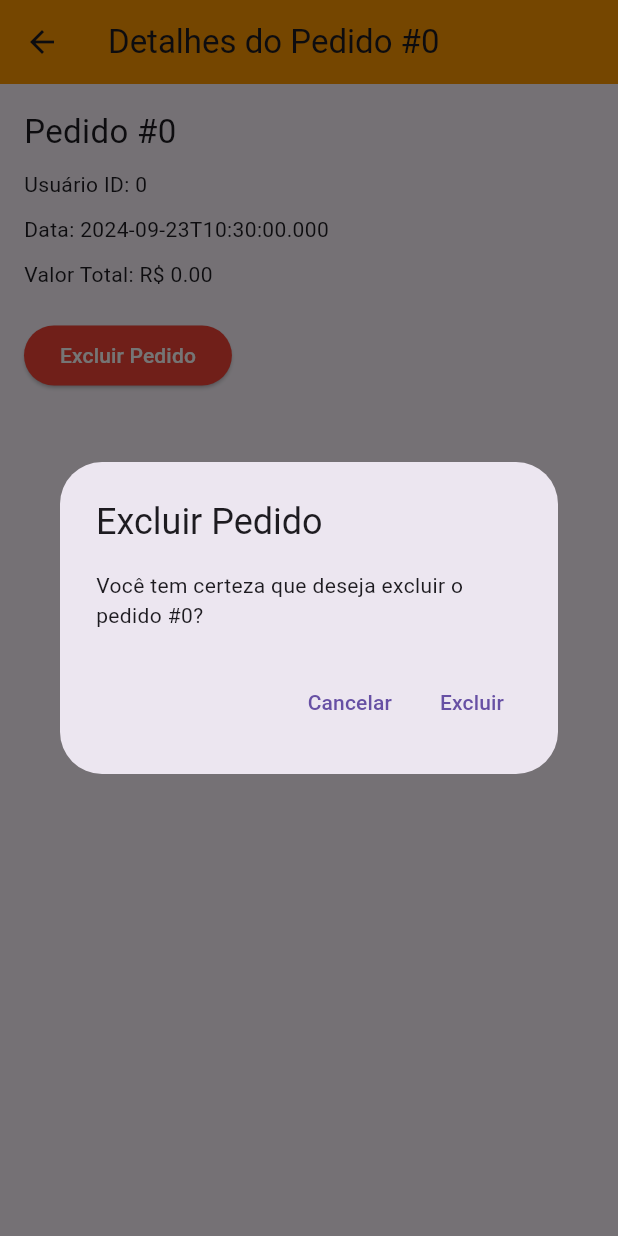
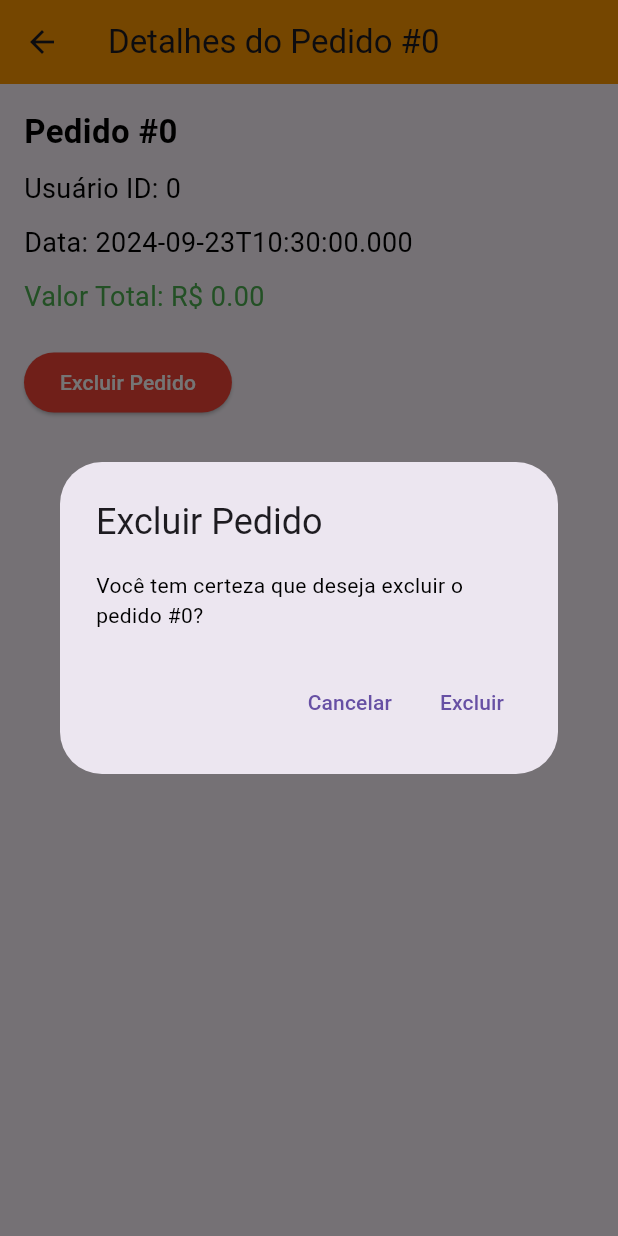
Before and after one commit to Dev-Toledo/projeto, a Flutter app: the DetalhesPedidoView screen opened directly with empty values, after a tap on "Excluir Pedido", on a phone screen of 412 x 824 dp. Run offline on Flutter 3.47's test engine with Material 3 defaults, Android fonts, the phone set to English and light mode, and no system bars; our stand-ins replace device_preview, sqflite; accounts and stored records are empty.

```diff
--- a/lib/view/detalhes_pedido_view.dart
+++ b/lib/view/detalhes_pedido_view.dart
@@ -8,7 +8,11 @@ class DetalhesPedidoView extends StatelessWidget {
   final Pedido pedido;
   final VoidCallback onDelete;
 
-  const DetalhesPedidoView({required this.pedido, required this.onDelete, super.key});
+  const DetalhesPedidoView({
+    required this.pedido,
+    required this.onDelete,
+    super.key,
+  });
 
   @override
   Widget build(BuildContext context) {
@@ -22,13 +26,16 @@ class DetalhesPedidoView extends StatelessWidget {
         child: Column(
           crossAxisAlignment: CrossAxisAlignment.start,
           children: [
-            Text('Pedido #${pedido.id}', style: TextStyle(fontSize: 22)),
+            Text(
+              'Pedido #${pedido.id}',
+              style: TextStyle(fontSize: 22, fontWeight: FontWeight.bold),
+            ),
             SizedBox(height: 10),
-            Text('Usuário ID: ${pedido.usuarioId}'),
+            Text('Usuário ID: ${pedido.usuarioId}', style: TextStyle(fontSize: 18)),
             SizedBox(height: 10),
-            Text('Data: ${pedido.dataPedido.toIso8601String()}'),
+            Text('Data: ${pedido.dataPedido.toIso8601String()}', style: TextStyle(fontSize: 18)),
             SizedBox(height: 10),
-            Text('Valor Total: R\$ ${pedido.valorTotal.toStringAsFixed(2)}'),
+            Text('Valor Total: R\$ ${pedido.valorTotal.toStringAsFixed(2)}', style: TextStyle(fontSize: 18, color: Colors.green)),
             SizedBox(height: 20),
 
             // Botão para deletar o pedido
@@ -38,35 +45,7 @@ class DetalhesPedidoView extends StatelessWidget {
                 foregroundColor: Colors.white,
               ),
               onPressed: () {
-                // Exibe uma caixa de diálogo para confirmar a exclusão
-                showDialog(
-                  context: context,
-                  builder: (context) => AlertDialog(
-                    title: Text('Excluir Pedido'),
-                    content: Text(
-                        'Você tem certeza que deseja excluir o pedido #${pedido.id}?'),
-                    actions: [
-                      TextButton(
-                        onPressed: () {
-                          Navigator.of(context).pop(); // Fecha o diálogo
-                        },
-                        child: Text('Cancelar'),
-                      ),
-                      TextButton(
-                        onPressed: () async {
-                          // Deleta o pedido se confirmado
-                          await PedidosRepository().deletarPedido(pedido.id);
-
-                          // Volta para a lista de pedidos e chama o callback para atualizar a lista
-                          onDelete();
-                          Navigator.of(context).pop(); // Fecha o diálogo
-                          Navigator.of(context).pop(); // Volta para a lista
-                        },
-                        child: Text('Excluir'),
-                      ),
-                    ],
-                  ),
-                );
+                _exibirConfirmacaoExclusao(context);
               },
               child: Text('Excluir Pedido'),
             ),
@@ -75,4 +54,39 @@ class DetalhesPedidoView extends StatelessWidget {
       ),
     );
   }
+
+  // Método para exibir a caixa de diálogo de confirmação
+  void _exibirConfirmacaoExclusao(BuildContext context) {
+    showDialog(
+      context: context,
+      builder: (context) {
+        return AlertDialog(
+          title: Text('Excluir Pedido'),
+          content: Text('Você tem certeza que deseja excluir o pedido #${pedido.id}?'),
+          actions: [
+            TextButton(
+              onPressed: () {
+                Navigator.of(context).pop(); // Fecha o diálogo sem excluir
+              },
+              child: Text('Cancelar'),
+            ),
+            TextButton(
+              onPressed: () async {
+                // Exclui o pedido
+                await PedidosRepository().deletarPedido(pedido.id);
+
+                // Fecha o diálogo e volta para a tela anterior
+                Navigator.of(context).pop(); // Fecha o diálogo
+                Navigator.of(context).pop(); // Volta para a lista de pedidos
+
+                // Chama o callback para recarregar os pedidos na lista
+                onDelete();
+              },
+              child: Text('Excluir'),
+            ),
+          ],
+        );
+      },
+    );
+  }
 }
```
Also changed, not shown: lib/database/db.dart (+51 -18 lines), lib/main.dart (+16 -3 lines), lib/models/item.dart (+6 -17 lines), lib/models/pedido.dart (+6 -6 lines), lib/models/usuario.dart (+5 -4 lines), lib/repositories/pedidos_repository.dart (+11 -10 lines), lib/repositories/usuarios_repository.dart (+32 -10 lines), lib/view/cadastro_view.dart (+16 -1 lines), lib/view/itens_view.dart (+7 -3 lines), lib/view/pedidos_view.dart (+17 -11 lines), 1 other file.
